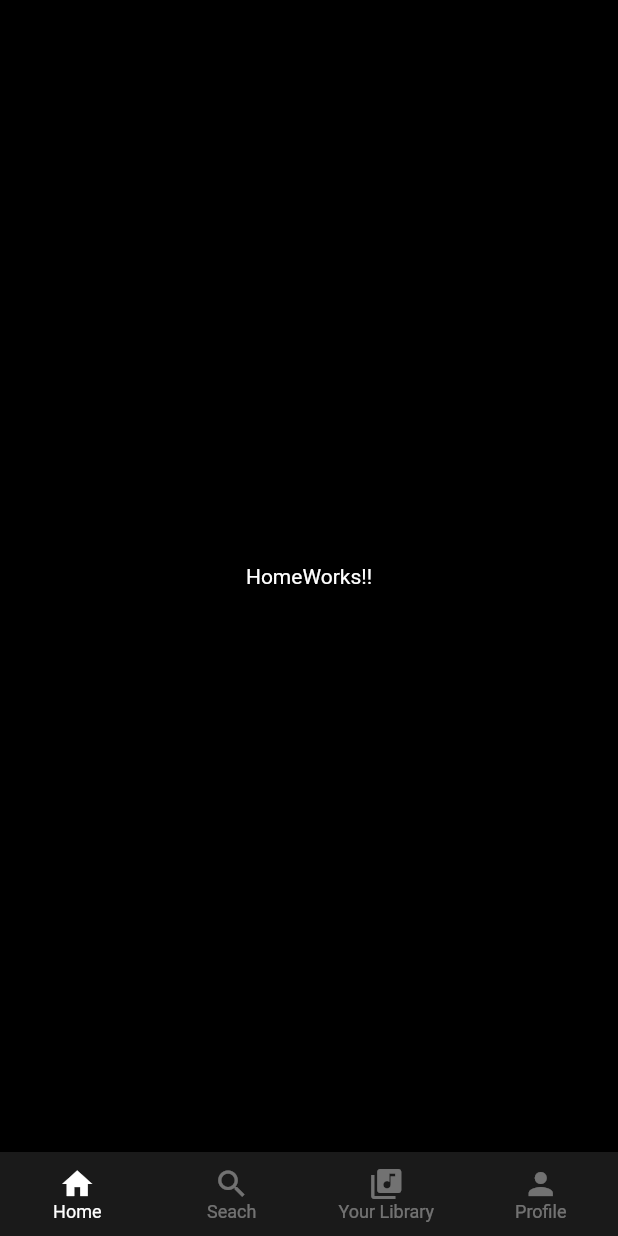
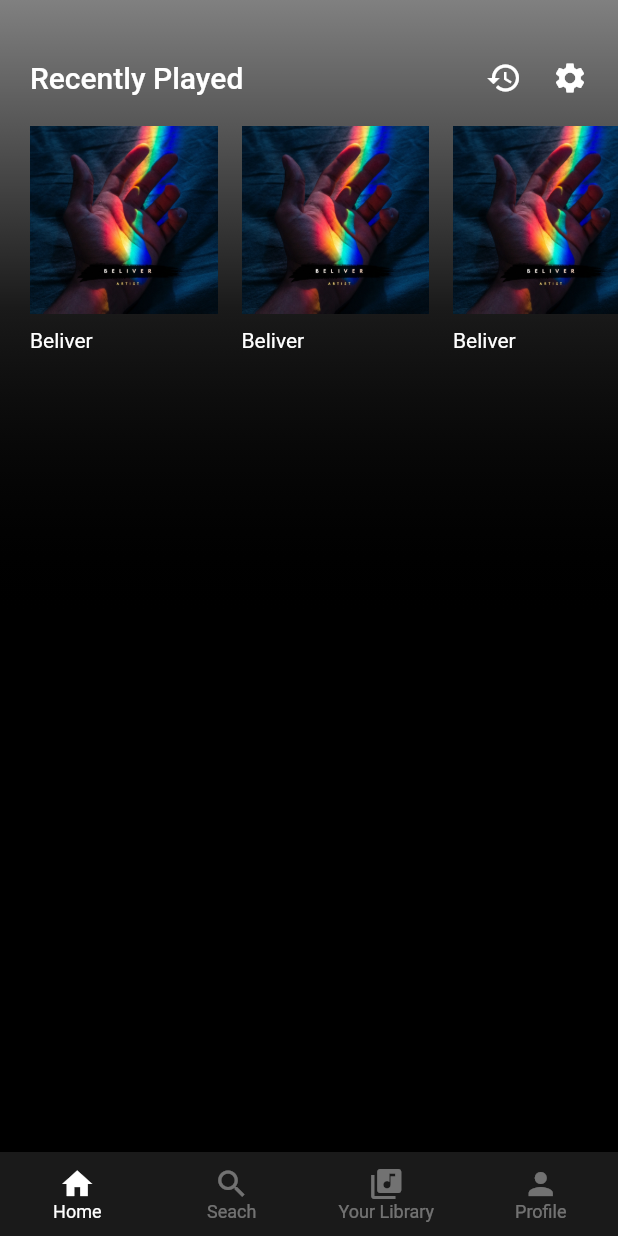
Before and after one commit to wardvisual/soundtrip-yarn, a Flutter app: the screen it shows after launch, on a phone screen of 412 x 824 dp. Run offline on Flutter 3.47's test engine with Material 2 defaults, Android fonts, the phone set to English and light mode, and no system bars.

Commit message:
chore: complete initial home view

```diff
--- a/lib/views/home.dart
+++ b/lib/views/home.dart
@@ -1,3 +1,5 @@
+// ignore_for_file: prefer_const_constructors, prefer_const_literals_to_create_immutables
+
 import 'package:flutter/material.dart';
 
 class HomeView extends StatefulWidget {
@@ -10,10 +12,99 @@ class HomeView extends StatefulWidget {
 class _HomeViewState extends State<HomeView> {
   @override
   Widget build(BuildContext context) {
-    return const Scaffold(
-      body: Center(
-      child: Text('HomeWorks!!'),
-      )
+    return Scaffold(
+      body: Stack(
+        alignment: Alignment.topLeft,
+        children: [
+          Container(
+            width: MediaQuery.of(context).size.width,
+            height: MediaQuery.of(context).size.height * .5,
+            decoration: BoxDecoration(
+                gradient: LinearGradient(
+                begin: Alignment.topCenter,
+                end: Alignment.bottomCenter,
+                colors: [
+                  Colors.white.withOpacity(0.5),
+                  Colors.white.withOpacity(0.1),
+                  Colors.black.withOpacity(0)
+                ],
+              )
+            ),
+          ),
+          SingleChildScrollView(
+            physics: BouncingScrollPhysics(),
+            child: SafeArea(
+              child: Column(
+                crossAxisAlignment: CrossAxisAlignment.start,
+                mainAxisAlignment: MainAxisAlignment.start,
+                children: [
+                  SizedBox(height: 40),
+                  Padding(
+                    padding: const EdgeInsets.symmetric(horizontal: 20),
+                    child: Row(
+                      mainAxisAlignment: MainAxisAlignment.spaceBetween,
+                      children: [
+                        Text(
+                          "Recently Played",
+                          style: Theme.of(context).textTheme.headline6
+                        ),
+                        Row(
+                          children: [
+                            Icon(Icons.history),
+                            SizedBox(width: 20),
+                            Icon(Icons.settings),
+                          ],
+                        )
+                      ],
+                    ),
+                  ),
+                  SingleChildScrollView(
+                    scrollDirection: Axis.horizontal,
+                    physics: BouncingScrollPhysics(),
+                    padding: EdgeInsets.all(20),
+                    child: Row(
+                      children: [
+                        AlbumCard(),
+                        SizedBox(width: 16),
+                        AlbumCard(),
+                        SizedBox(width: 16),
+                        AlbumCard(),
+                        SizedBox(width: 16),
+                        AlbumCard(),
+                        SizedBox(width: 16),
+                        AlbumCard(),
+                        SizedBox(width: 16),
+                        AlbumCard(),
+                      ],
+                    )
+                  )
+                ],
+              ),
+            )
+          )
+      ],)
     );
   }
 }
+
+class AlbumCard extends StatelessWidget {
+  const AlbumCard({
+    Key? key,
+  }) : super(key: key);
+
+  @override
+  Widget build(BuildContext context) {
+    return Column(
+      crossAxisAlignment: CrossAxisAlignment.start,
+      children: [
+        Image.asset(
+          "assets/beliver.jpg",
+          width: 125,
+          height: 125,
+        ),
+        SizedBox(height: 10),
+        Text("Beliver")
+      ],
+    );
+  }
+}
```
